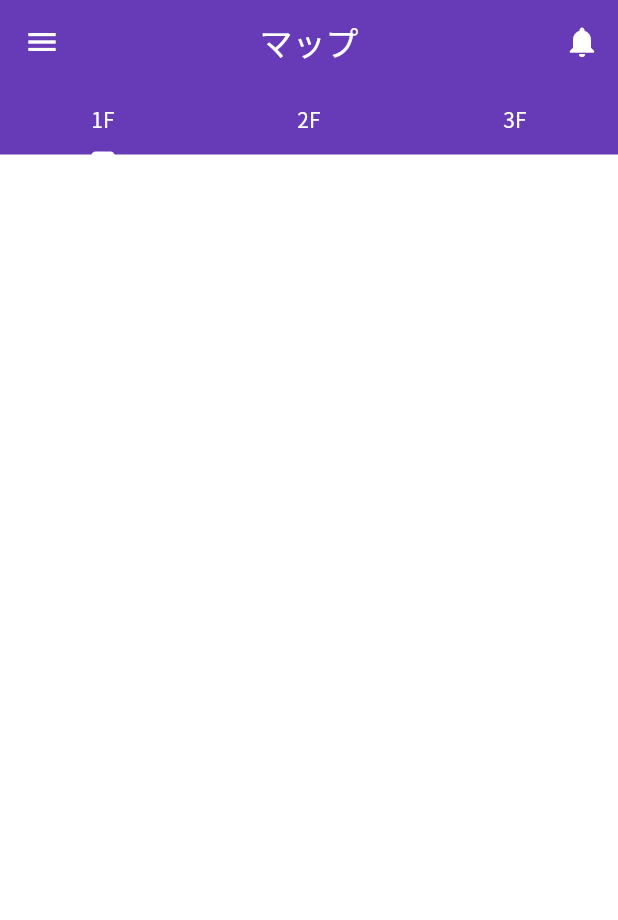
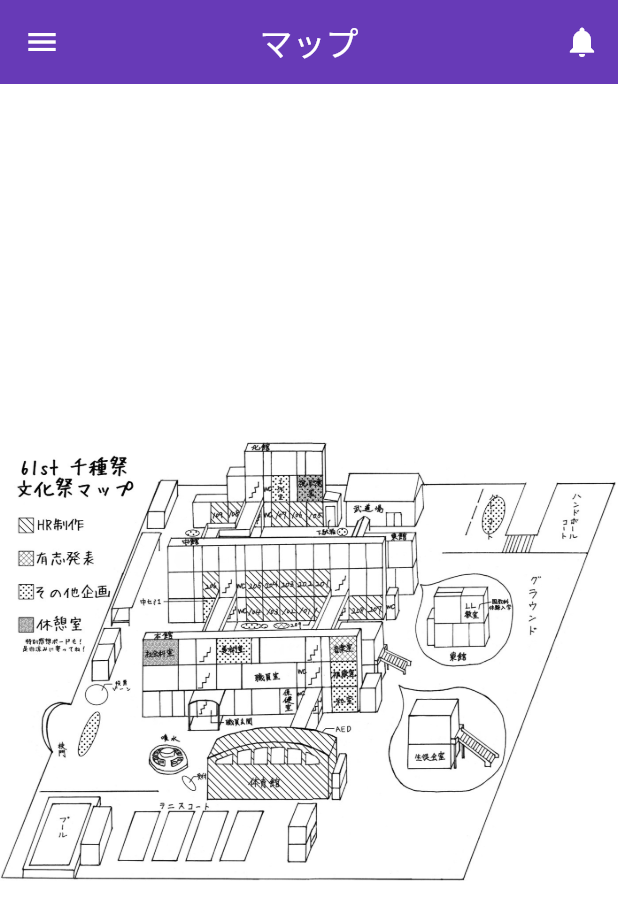
Before and after one commit to yukiMizo/chigusai-app, a Flutter app: the MapScreen screen opened by its route, on a phone screen of 412 x 824 dp. Shown: the top 920 px of the screen. Run offline on Flutter 3.47's test engine with Material 2 defaults, Android fonts, the light colour scheme and no system bars; our stand-ins replace audio_video_progress_bar, cloud_firestore, firebase_core, firebase_messaging, flutter_datetime_picker_plus, flutter_local_notifications and 5 more; missing offline and left inert: flutter_pdfview; accounts and stored records are empty.

Commit message:
forth commit

```diff
--- a/lib/screens/home/map_screen.dart
+++ b/lib/screens/home/map_screen.dart
@@ -1,6 +1,4 @@
 import 'package:flutter/material.dart';
-
-import 'package:chigusai_app/themes/app_color.dart';
 
 import 'package:chigusai_app/widgets/main_drawer.dart';
 import '../notification/notification_screen.dart';
@@ -11,14 +9,7 @@ class MapScreen extends StatelessWidget {
 
   @override
   Widget build(BuildContext context) {
-    const List<Tab> tabs = [
-      Tab(text: "1F"),
-      Tab(text: "2F"),
-      Tab(text: "3F"),
-    ];
-    return DefaultTabController(
-      length: tabs.length,
-      child: Scaffold(
+    return Scaffold(
       appBar: AppBar(
         title: const Text("マップ"),
         actions: [
@@ -27,18 +18,10 @@ class MapScreen extends StatelessWidget {
             icon: const Icon(Icons.notifications),
           ),
         ],
-          bottom: const TabBar(
-            unselectedLabelColor: AppColors.lightText1,
-            labelColor: AppColors.lightText1,
-            tabs: tabs,
-          ),
       ),
       drawer: const MainDrawer(),
-        body: TabBarView(children: [
-          SizedBox(),
-          SizedBox(),
-          SizedBox(),
-        ]),
+      body: InteractiveViewer(
+        child: Center(child: Image.asset("assets/images/map.jpg")),
       ),
     );
   }
--- a/pubspec.yaml
+++ b/pubspec.yaml
@@ -72,6 +72,7 @@ flutter:
 
   # To add assets to your application, add an assets section, like this:
   assets:
+    - assets/images/
     - assets/images/bunkasai/
     - assets/images/bunkasai/tenji/
     - assets/images/bunkasai/engeki/
```
Also changed, not shown: lib/screens/home_screen.dart (+8 -1 lines), lib/screens/notification/notification_screen.dart (+6 -16 lines), lib/screens/taiikusai/result_screen.dart (+11 -2 lines), lib/screens/taiikusai/update_result_screen.dart (+10 -1 lines), assets/images/map.jpg (added), 7 other files. Lines whose indentation alone changed are shown as unchanged.
